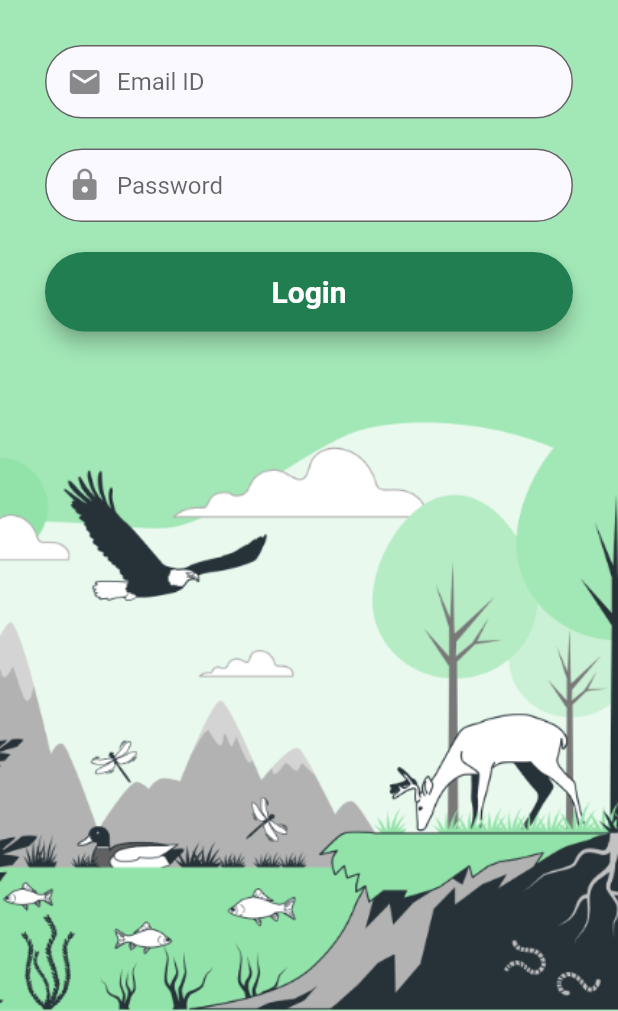
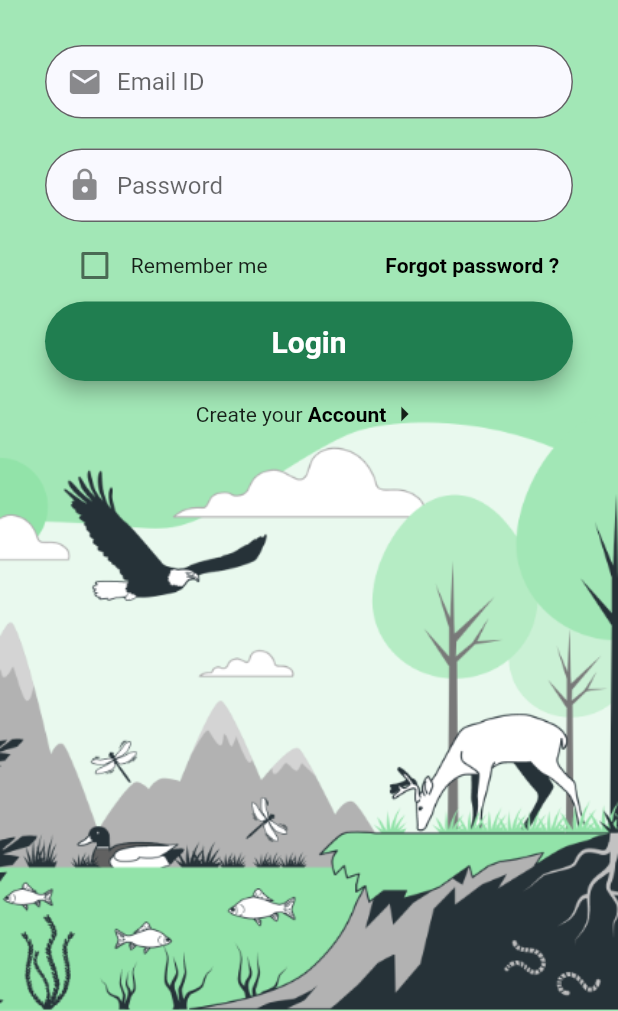
Before and after one commit to fernandoareias/Minerva, a Flutter app: the screen it shows after launch, on a phone screen of 412 x 824 dp, the part 225-1236 px from its top. Run offline on Flutter 3.47's test engine with Material 2 defaults, Android fonts, the phone set to English and light mode, and no system bars; Roboto replaces fonts that are missing (Montserrat).

Commit message:
Checkbox & Create/Forgot

```diff
--- a/lib/android/pages/login_page.dart
+++ b/lib/android/pages/login_page.dart
@@ -3,14 +3,16 @@ import 'package:minerva/android/pages/location_page.dart';
 import 'package:minerva/android/widgets/login_page/button_widget.dart';
 import 'package:minerva/android/widgets/login_page/input_widget.dart';
 
-const users = const {'test@test.com': 'test', 'test2@test.com': 'test123'};
-
-class LoginPage extends StatelessWidget {
+class LoginPage extends StatefulWidget {
   const LoginPage({Key? key}) : super(key: key);
 
-  // Simuled delay connection with BD
-  Duration get login_duration => Duration(milliseconds: 2000);
-  TextStyle get style => TextStyle(fontFamily: 'Montserrat', fontSize: 20.0);
+  @override
+  _LoginPageState createState() => _LoginPageState();
+}
+
+class _LoginPageState extends State<LoginPage> {
+  bool _checkbox = false;
+
   @override
   Widget build(BuildContext context) {
     return Scaffold(
@@ -57,10 +59,40 @@ class LoginPage extends StatelessWidget {
 
               // Input user password
               inputWidget(
-                bottom: 20.0,
+                bottom: 5.0,
                 obscureText: true,
                 label: "Password",
                 icon: Icons.lock,
+              ),
+
+              Row(
+                mainAxisAlignment: MainAxisAlignment.spaceAround,
+                children: [
+                  Row(
+                    children: [
+                      Checkbox(
+                        checkColor: Colors.white,
+                        value: _checkbox,
+                        onChanged: (bool? value) {
+                          setState(() {
+                            _checkbox = value!;
+                          });
+                        },
+                      ),
+                      Text("Remember me"),
+                    ],
+                  ),
+                  GestureDetector(
+                    onTap: () {},
+                    child: Text(
+                      "Forgot password ?",
+                      style: TextStyle(
+                        color: Colors.black,
+                        fontWeight: FontWeight.bold,
+                      ),
+                    ),
+                  ),
+                ],
               ),
 
               // Button
@@ -73,10 +105,37 @@ class LoginPage extends StatelessWidget {
                 ),
                 label: "Login",
               ),
+
+              GestureDetector(
+                onTap: () {
+                  // => RegPage()
+                },
+                child: Padding(
+                  padding: EdgeInsets.only(
+                    top: 10,
+                  ),
+                  child: Row(
+                    mainAxisAlignment: MainAxisAlignment.center,
+                    children: [
+                      Text(
+                        "Create your ",
+                      ),
+                      Text(
+                        "Account",
+                        style: TextStyle(
+                          color: Colors.black,
+                          fontWeight: FontWeight.bold,
+                        ),
+                      ),
+                      Icon(
+                        Icons.arrow_right,
+                      ),
+                    ],
+                  ),
+                ),
+              ),
             ],
           ),
-
-          // Image Footer
         ],
       ),
     );
```
